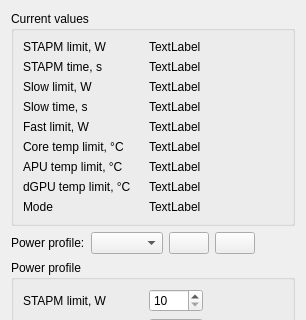
This is src/ui/cpuTab/CpuTab.ui in ioerrorle/G14ControlPP as Qt 5 draws it before an edit; both pictures show x 0 to 306 and y 0 to 320 of the 306 by 547 pixel window. The edited form follows.
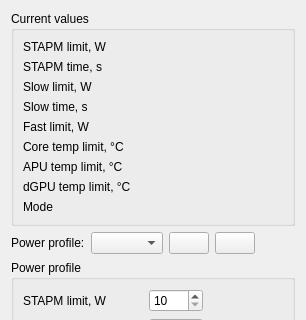
This is the edited form.

```diff
--- a/src/ui/cpuTab/CpuTab.ui
+++ b/src/ui/cpuTab/CpuTab.ui
@@ -19,7 +19,7 @@
       <item row="2" column="1">
        <widget class="QLabel" name="slowLimit">
         <property name="text">
-         <string>TextLabel</string>
+         <string/>
         </property>
        </widget>
       </item>
@@ -53,14 +53,14 @@
       <item row="1" column="1">
        <widget class="QLabel" name="stapmTime">
         <property name="text">
-         <string>TextLabel</string>
+         <string/>
         </property>
        </widget>
       </item>
       <item row="0" column="1">
        <widget class="QLabel" name="stapmLimit">
         <property name="text">
-         <string>TextLabel</string>
+         <string/>
         </property>
        </widget>
       </item>
@@ -81,7 +81,7 @@
       <item row="8" column="1">
        <widget class="QLabel" name="mode">
         <property name="text">
-         <string>TextLabel</string>
+         <string/>
         </property>
        </widget>
       </item>
@@ -95,7 +95,7 @@
       <item row="3" column="1">
        <widget class="QLabel" name="slowTime">
         <property name="text">
-         <string>TextLabel</string>
+         <string/>
         </property>
        </widget>
       </item>
@@ -109,7 +109,7 @@
       <item row="4" column="1">
        <widget class="QLabel" name="fastLimit">
         <property name="text">
-         <string>TextLabel</string>
+         <string/>
         </property>
        </widget>
       </item>
@@ -123,21 +123,21 @@
       <item row="5" column="1">
        <widget class="QLabel" name="coreTemp">
         <property name="text">
-         <string>TextLabel</string>
+         <string/>
         </property>
        </widget>
       </item>
       <item row="6" column="1">
        <widget class="QLabel" name="apuTemp">
         <property name="text">
-         <string>TextLabel</string>
+         <string/>
         </property>
        </widget>
       </item>
       <item row="7" column="1">
        <widget class="QLabel" name="dGpuTemp">
         <property name="text">
-         <string>TextLabel</string>
+         <string/>
         </property>
        </widget>
       </item>
```
